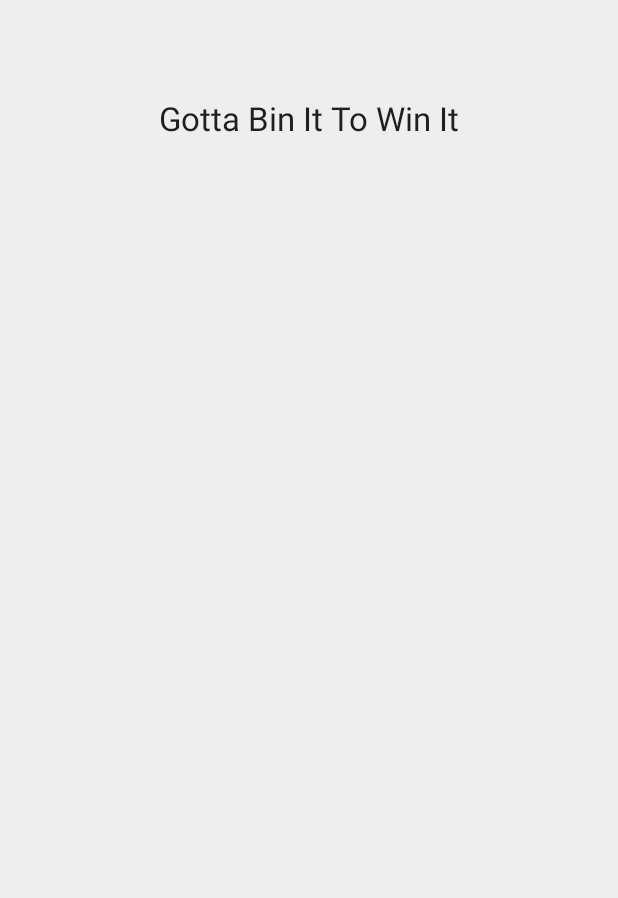
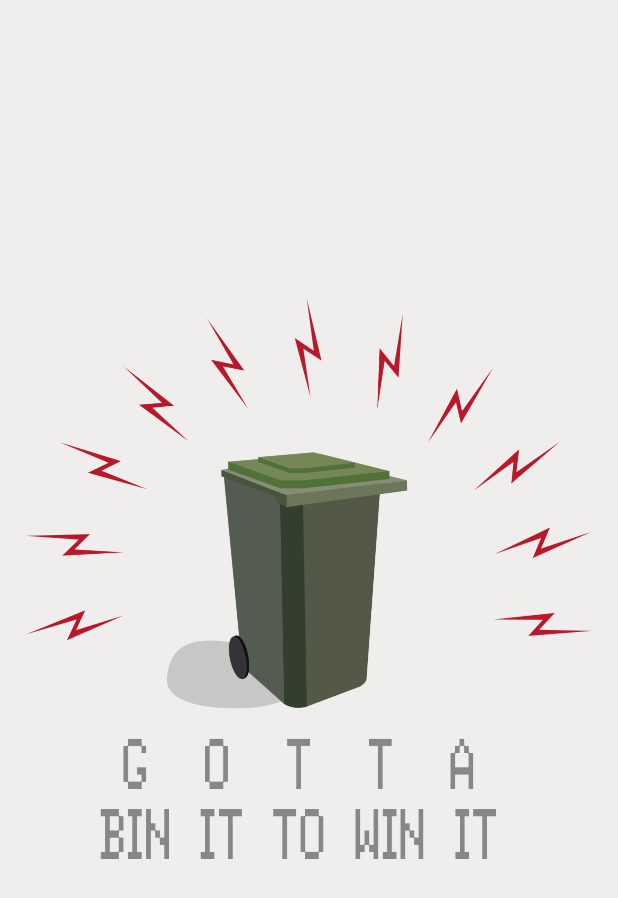
Before and after one commit to GovHackPeople/GottaBinItToWinIt, an Android app: the screen it shows after launch (LaunchActivity), on a phone screen of 412 x 824 dp. Shown: the top 898 px of the screen. Run offline under Robolectric (Android 15) with nearby library versions, the phone set to English and light mode, and no system bars; our stand-ins replace Firebase (no records; nobody signed in at launch, a user with empty details on screens opened directly).

Commit message:
Updated splash screen with logo

```diff
--- a/android/app/src/main/res/layout/activity_launch.xml
+++ b/android/app/src/main/res/layout/activity_launch.xml
@@ -11,24 +11,22 @@
     tools:context=".LaunchActivity"
     android:orientation="vertical">
 
-    <TextView
-        android:layout_width="match_parent"
+    <ImageView
+        android:layout_width="wrap_content"
         android:layout_height="wrap_content"
-        android:textAppearance="?android:attr/textAppearanceLarge"
-        android:text="Gotta Bin It To Win It"
-        android:id="@+id/textView"
-        android:textAlignment="center" />
+        android:id="@+id/imageView"
+        android:src="@drawable/logo"
+        android:layout_above="@+id/google_sign_in_button"
+        android:layout_alignParentEnd="true" />
 
     <com.google.android.gms.common.SignInButton
         android:id="@+id/google_sign_in_button"
         android:layout_width="match_parent"
         android:layout_height="wrap_content"
-        android:visibility="gone"
+        android:visibility="invisible"
         android:layout_alignParentRight="true"
-        android:layout_alignParentEnd="true"
         android:layout_alignParentBottom="true"
         android:layout_alignParentLeft="true"
-        android:layout_alignParentStart="true"
         android:longClickable="true"  />
 
 </RelativeLayout>
```
Also changed, not shown: android/app/src/main/res/drawable/logo.png (added).
